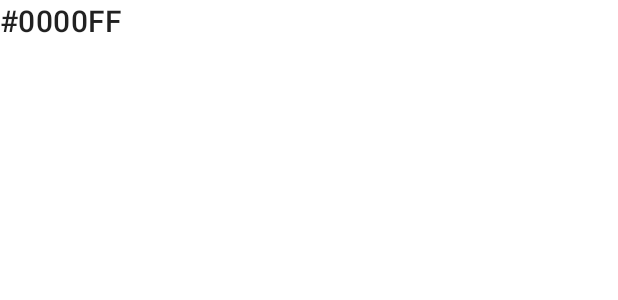
After one commit to FeelsRossMan/ColorChecker, an Android app: the layout color_popup.xml on its own in the app's theme, with its tools: preview values and no code run, on a phone screen of 412 x 824 dp. The commit adds this screen. Shown: the top 300 px of the screen. Run offline under Robolectric (Android 15) with nearby library versions, the phone set to English and light mode, and no system bars.

Commit message:
Way too many changes for one commit, but oh well: -Changed target SDK to 30 -Added a popup layout -Created a function for getting the pixel color at the clicked location -Created a function for converting the color int into a Hex code string -Began implementation for placing the popup at the correct screen location

```diff
--- a/app/build.gradle
+++ b/app/build.gradle
@@ -8,7 +8,7 @@ android {
 
     defaultConfig {
         applicationId "com.example.colorchecker"
-        minSdk 21
+        minSdk 30
         targetSdk 32
         versionCode 1
         versionName "1.0"
@@ -39,7 +39,7 @@ dependencies {
     implementation 'androidx.core:core-ktx:1.7.0'
     implementation 'androidx.appcompat:appcompat:1.4.1'
     implementation 'com.google.android.material:material:1.6.0'
-    implementation 'androidx.constraintlayout:constraintlayout:2.1.3'
+    implementation 'androidx.constraintlayout:constraintlayout:2.1.4'
     implementation 'androidx.navigation:navigation-fragment-ktx:2.4.2'
     implementation 'androidx.navigation:navigation-ui-ktx:2.4.2'
     testImplementation 'junit:junit:4.13.2'
--- /dev/null
+++ b/app/src/main/res/layout/color_popup.xml
@@ -0,0 +1,20 @@
+<?xml version="1.0" encoding="utf-8"?>
+<RelativeLayout xmlns:android="http://schemas.android.com/apk/res/android"
+    xmlns:tools="http://schemas.android.com/tools"
+    android:layout_width="wrap_content"
+    android:layout_height="wrap_content"
+    xmlns:app="http://schemas.android.com/apk/res-auto"
+    android:background="@color/cardview_light_background"
+    android:id="@+id/color_RL">
+
+    <TextView
+        android:id="@+id/color_Id"
+        android:layout_width="wrap_content"
+        android:layout_height="wrap_content"
+        android:textAppearance="?attr/textAppearanceHeadline6"
+        android:textStyle="normal"
+        app:layout_constraintStart_toStartOf="parent"
+        app:layout_constraintTop_toTopOf="parent"
+        tools:text="#0000FF" />
+
+</RelativeLayout>
```
Also changed, not shown: app/src/main/java/com/example/colorchecker/AnalysisFragment.kt (+12 -1 lines), app/src/main/java/com/example/colorchecker/model/PhotoViewModel.kt (+8 -12 lines), app/src/main/res/layout/analysis_fragment.xml (+13 -0 lines).
